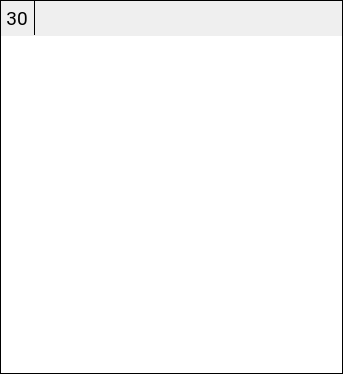
MangriMen/SibSUTIS5semester, file VPaHMI/CourseWork/headertableitem.ui: the form before one commit.
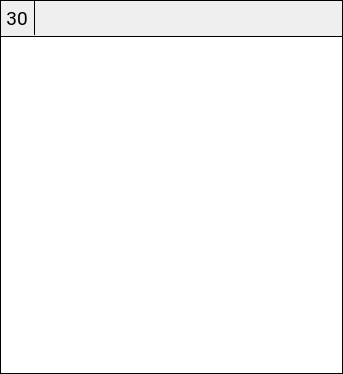
The form after the commit. Icons and pictures are not drawn.

The edit to the form file:
```diff
--- a/VPaHMI/CourseWork/headertableitem.ui
+++ b/VPaHMI/CourseWork/headertableitem.ui
@@ -16,6 +16,12 @@
   <property name="styleSheet">
    <string notr="true">#frameHeader {
 	border-bottom: 1px solid black;
+	border-bottom-left-radius: 0px;
+	border-bottom-right-radius: 0px;
+}
+
+#frameBox {
+	border: 1px solid black;
 }</string>
   </property>
   <layout class="QGridLayout" name="gridLayout">
@@ -42,6 +48,9 @@
        <height>0</height>
       </size>
      </property>
+     <property name="styleSheet">
+      <string notr="true"/>
+     </property>
      <property name="frameShape">
       <enum>QFrame::Box</enum>
      </property>
@@ -72,6 +81,9 @@
           <pointsize>12</pointsize>
          </font>
         </property>
+        <property name="styleSheet">
+         <string notr="true">border-radius: 4px;</string>
+        </property>
         <property name="frameShape">
          <enum>QFrame::NoFrame</enum>
         </property>
@@ -106,9 +118,6 @@
           <verstretch>0</verstretch>
          </sizepolicy>
         </property>
-        <property name="styleSheet">
-         <string notr="true"/>
-        </property>
         <property name="frameShape">
          <enum>QFrame::NoFrame</enum>
         </property>
```
Left out of the diff: 7 changed lines with no effect on the pictures.
